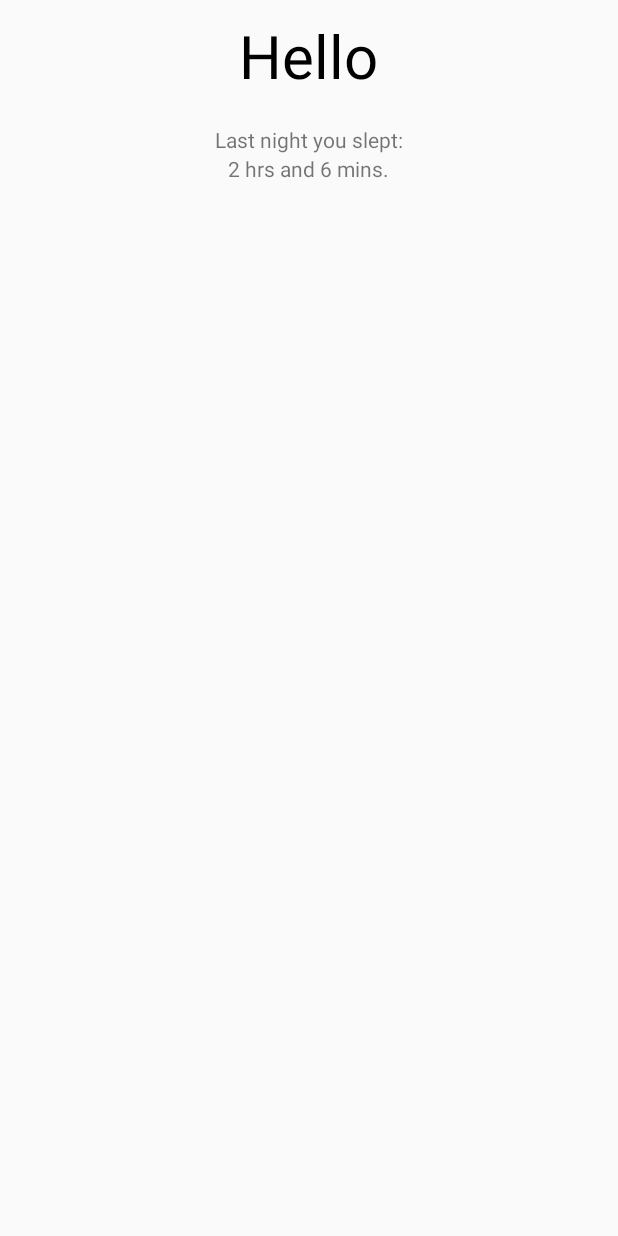
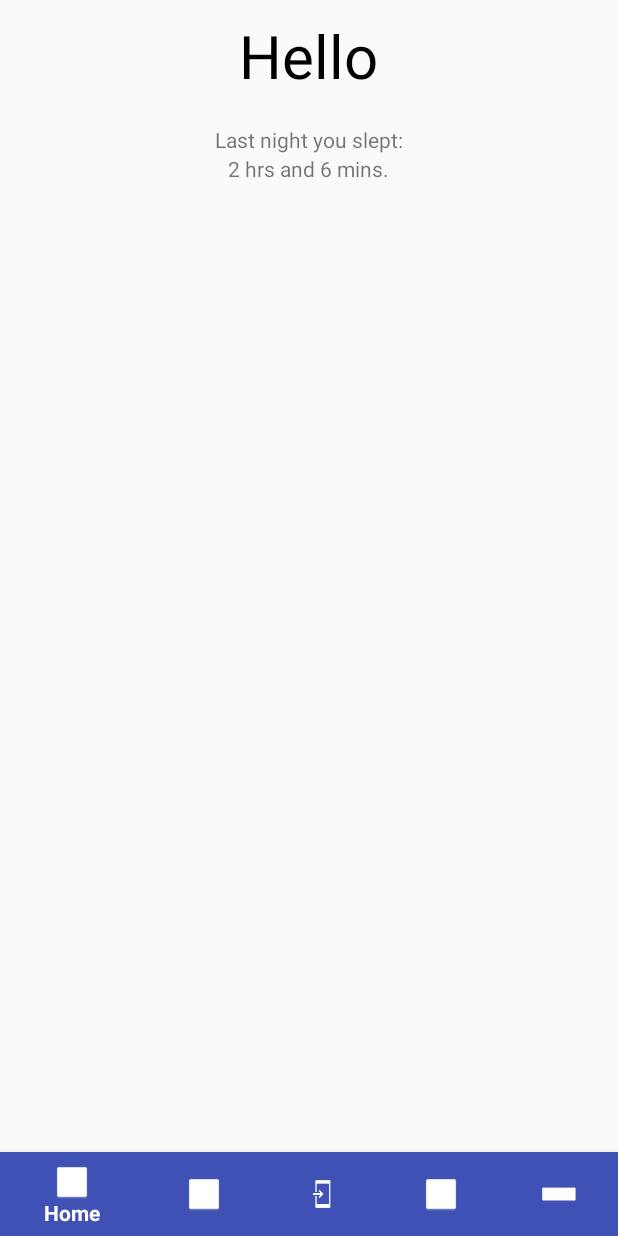
Before and after one commit to AP-Elektronica-ICT/IP18-SleepQuality01, an Android app: the HomeScreen screen opened directly, with no data from a screen before it, on a phone screen of 412 x 824 dp. Run offline under Robolectric (Android 15) with nearby library versions, the phone set to English and light mode, and no system bars.

Commit message:
added buggy dock

```diff
--- a/Android/app/build.gradle
+++ b/Android/app/build.gradle
@@ -29,6 +29,8 @@ dependencies {
     androidTestImplementation 'com.android.support.test:runner:1.0.1'
     androidTestImplementation 'com.android.support.test.espresso:espresso-core:3.0.1'
     compile 'com.github.mukeshsolanki:country-picker-android:1.2.0'
+    compile 'com.android.support:design:27.0.2'
+    compile 'com.android.support:appcompat-v7:27.0.2'
 }
 
 
--- a/Android/app/src/main/res/layout/activity_home_screen.xml
+++ b/Android/app/src/main/res/layout/activity_home_screen.xml
@@ -1,5 +1,5 @@
 <?xml version="1.0" encoding="utf-8"?>
-<android.support.constraint.ConstraintLayout xmlns:android="http://schemas.android.com/apk/res/android"
+<RelativeLayout xmlns:android="http://schemas.android.com/apk/res/android"
     xmlns:app="http://schemas.android.com/apk/res-auto"
     xmlns:tools="http://schemas.android.com/tools"
     android:layout_width="match_parent"
@@ -28,13 +28,27 @@
         <TextView
             android:layout_width="wrap_content"
             android:layout_height="wrap_content"
-            android:text="Last night you slept:"/>
+            android:text="Last night you slept:" />
 
         <TextView
             android:layout_width="wrap_content"
             android:layout_height="wrap_content"
             android:id="@+id/sleepTime"/>
 
+
+
     </LinearLayout>
 
-</android.support.constraint.ConstraintLayout>
+    <android.support.design.widget.BottomNavigationView
+        android:id="@+id/bottom_navigation"
+        android:layout_width="match_parent"
+        android:layout_height="wrap_content"
+        android:layout_alignParentBottom="true"
+        android:layout_alignParentStart="true"
+        android:layout_gravity="bottom"
+        app:itemBackground="@color/colorPrimary"
+        app:itemIconTint="@color/white"
+        app:itemTextColor="@color/white"
+        app:menu="@menu/navigation" />
+
+</RelativeLayout>
--- a/Android/app/src/main/res/menu/navigation.xml
+++ b/Android/app/src/main/res/menu/navigation.xml
@@ -1,3 +1,29 @@
 <?xml version="1.0" encoding="utf-8"?>
-<resources>
-</resources>
+<menu xmlns:android="http://schemas.android.com/apk/res/android">
+
+    <item
+        android:id="@+id/navigation_home"
+        android:icon="@drawable/common_google_signin_btn_icon_dark"
+        android:title="Home"/>
+
+    <item
+        android:id="@+id/navigation_records"
+        android:icon="@drawable/common_google_signin_btn_icon_light"
+        android:title="Records"/>
+
+    <item
+        android:id="@+id/navigation_overall"
+        android:icon="@drawable/common_full_open_on_phone"
+        android:title="Overall"/>
+
+    <item
+        android:id="@+id/navigation_profile"
+        android:icon="@drawable/common_google_signin_btn_icon_dark"
+        android:title="Profile"/>
+
+    <item
+        android:id="@+id/navigation_settings"
+        android:icon="@drawable/common_google_signin_btn_text_light"
+        android:title="Settings"/>
+
+</menu>
--- a/Android/app/src/main/res/values/colors.xml
+++ b/Android/app/src/main/res/values/colors.xml
@@ -3,4 +3,5 @@
     <color name="colorPrimary">#3F51B5</color>
     <color name="colorPrimaryDark">#303F9F</color>
     <color name="colorAccent">#FF4081</color>
+    <color name="white">#FFFFFF</color>
 </resources>
```
Also changed, not shown: Android/app/src/main/java/be/eaict/sleepqualitymeter/HomeScreen.java (+33 -0 lines), Android/app/src/main/java/be/eaict/sleepqualitymeter/SleepSummary.java (+36 -0 lines), Android/app/src/main/java/be/eaict/sleepqualitymeter/login.java (+0 -8 lines), Android/app/src/main/java/be/eaict/sleepqualitymeter/settings.java (+36 -0 lines), Android/app/src/main/res/layout/activity_login.xml (+0 -8 lines), Android/app/src/main/res/layout/activity_settings.xml (+18 -4 lines), Android/app/src/main/res/layout/activity_sleep_summary.xml (+14 -2 lines).
